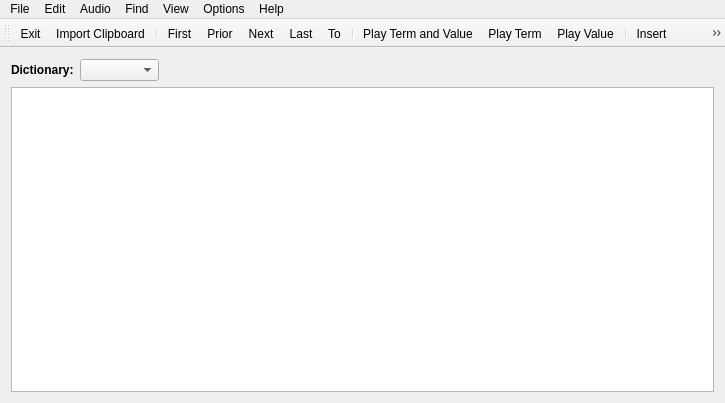
Above: Forms/Main.ui from skynowa/iTeacher before the change. Below: the same form after it.
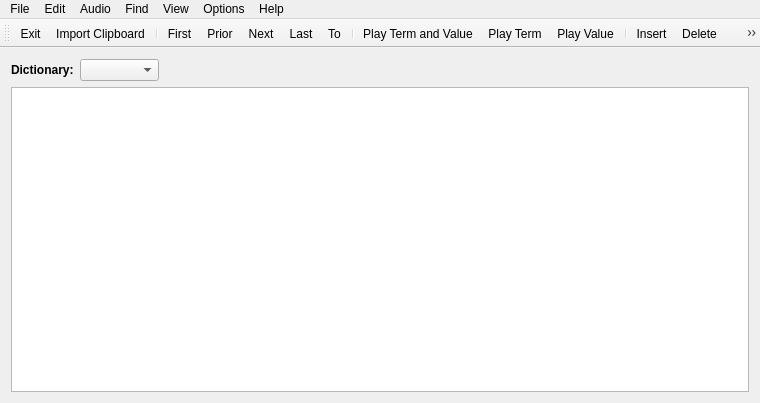
That is the form after the change. Icons and pictures are not drawn.

The edit to the form file:
```diff
--- a/Forms/Main.ui
+++ b/Forms/Main.ui
@@ -6,7 +6,7 @@
    <rect>
     <x>0</x>
     <y>0</y>
-    <width>725</width>
+    <width>760</width>
     <height>403</height>
    </rect>
   </property>
@@ -67,7 +67,7 @@
     <rect>
      <x>0</x>
      <y>0</y>
-     <width>725</width>
+     <width>760</width>
      <height>27</height>
     </rect>
    </property>
@@ -180,6 +180,9 @@
    <addaction name="actFind_Search"/>
    <addaction name="separator"/>
    <addaction name="actView_ShowHide"/>
+   <addaction name="separator"/>
+   <addaction name="actOptions_TagsEditor"/>
+   <addaction name="actOptions_Settings"/>
   </widget>
   <action name="actFile_CreateDb">
    <property name="icon">
```
